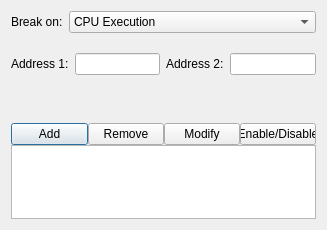
Qt form debugger/breakpointdialog.ui (christopherpow/nesicide) before a commit.
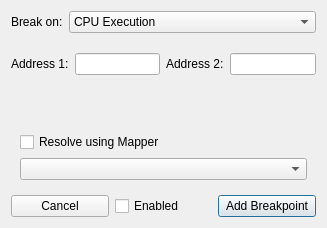
The same form after that commit. The open tabs and pages were chosen to show the change.

```diff
--- a/debugger/breakpointdialog.ui
+++ b/debugger/breakpointdialog.ui
@@ -7,7 +7,7 @@
     <x>0</x>
     <y>0</y>
     <width>327</width>
-    <height>230</height>
+    <height>222</height>
    </rect>
   </property>
   <property name="sizePolicy">
@@ -19,7 +19,7 @@
   <property name="minimumSize">
    <size>
     <width>327</width>
-    <height>230</height>
+    <height>0</height>
    </size>
   </property>
   <property name="windowTitle">
@@ -386,111 +386,59 @@
      </widget>
     </widget>
    </item>
-   <item row="3" column="0" colspan="2">
-    <layout class="QGridLayout" name="gridLayout">
-     <property name="spacing">
-      <number>0</number>
-     </property>
-     <item row="2" column="0" colspan="6">
-      <widget class="QTableView" name="tableView">
-       <property name="editTriggers">
-        <set>QAbstractItemView::NoEditTriggers</set>
-       </property>
-       <property name="alternatingRowColors">
-        <bool>true</bool>
-       </property>
-       <property name="selectionMode">
-        <enum>QAbstractItemView::SingleSelection</enum>
-       </property>
-       <property name="selectionBehavior">
-        <enum>QAbstractItemView::SelectRows</enum>
-       </property>
-       <property name="textElideMode">
-        <enum>Qt::ElideNone</enum>
-       </property>
-       <property name="showGrid">
-        <bool>false</bool>
-       </property>
-       <property name="cornerButtonEnabled">
-        <bool>false</bool>
-       </property>
-       <attribute name="horizontalHeaderVisible">
-        <bool>false</bool>
-       </attribute>
-       <attribute name="horizontalHeaderStretchLastSection">
-        <bool>true</bool>
-       </attribute>
-       <attribute name="verticalHeaderVisible">
-        <bool>false</bool>
-       </attribute>
-       <attribute name="verticalHeaderDefaultSectionSize">
-        <number>23</number>
-       </attribute>
-       <attribute name="verticalHeaderMinimumSectionSize">
-        <number>23</number>
-       </attribute>
-       <attribute name="verticalHeaderVisible">
-        <bool>false</bool>
-       </attribute>
-       <attribute name="verticalHeaderDefaultSectionSize">
-        <number>23</number>
-       </attribute>
-       <attribute name="horizontalHeaderStretchLastSection">
-        <bool>true</bool>
-       </attribute>
-       <attribute name="horizontalHeaderVisible">
-        <bool>false</bool>
-       </attribute>
-       <attribute name="verticalHeaderMinimumSectionSize">
-        <number>23</number>
-       </attribute>
-      </widget>
-     </item>
-     <item row="1" column="0">
-      <widget class="QPushButton" name="addButton">
+   <item row="5" column="0" colspan="2">
+    <layout class="QHBoxLayout" name="horizontalLayout">
+     <item>
+      <widget class="QPushButton" name="cancel">
        <property name="text">
-        <string>Add</string>
+        <string>Cancel</string>
        </property>
        <property name="autoDefault">
         <bool>false</bool>
+       </property>
+      </widget>
+     </item>
+     <item>
+      <widget class="QCheckBox" name="enabled">
+       <property name="text">
+        <string>Enabled</string>
+       </property>
+      </widget>
+     </item>
+     <item>
+      <widget class="QPushButton" name="addBreakpoint">
+       <property name="text">
+        <string>Add Breakpoint</string>
        </property>
        <property name="default">
         <bool>true</bool>
        </property>
       </widget>
      </item>
-     <item row="1" column="1">
-      <widget class="QPushButton" name="removeButton">
-       <property name="text">
-        <string>Remove</string>
-       </property>
-       <property name="autoDefault">
-        <bool>false</bool>
-       </property>
-      </widget>
-     </item>
-     <item row="1" column="2">
-      <widget class="QPushButton" name="modifyButton">
-       <property name="text">
-        <string>Modify</string>
-       </property>
-       <property name="autoDefault">
-        <bool>false</bool>
-       </property>
-      </widget>
-     </item>
-     <item row="1" column="5">
-      <widget class="QPushButton" name="endisButton">
-       <property name="text">
-        <string>Enable/Disable</string>
-       </property>
-       <property name="autoDefault">
-        <bool>false</bool>
-       </property>
-      </widget>
-     </item>
     </layout>
    </item>
+   <item row="4" column="0" colspan="2">
+    <widget class="QStackedWidget" name="resolverWidget">
+     <property name="currentIndex">
+      <number>1</number>
+     </property>
+     <widget class="QWidget" name="emptyMap"/>
+     <widget class="QWidget" name="useMap">
+      <layout class="QGridLayout" name="gridLayout">
+       <item row="1" column="1">
+        <widget class="QComboBox" name="resolutions"/>
+       </item>
+       <item row="0" column="1">
+        <widget class="QCheckBox" name="resolve">
+         <property name="text">
+          <string>Resolve using Mapper</string>
+         </property>
+        </widget>
+       </item>
+      </layout>
+     </widget>
+    </widget>
+   </item>
   </layout>
  </widget>
  <tabstops>
```
Left out of the diff: 19 changed lines with no effect on the pictures.
